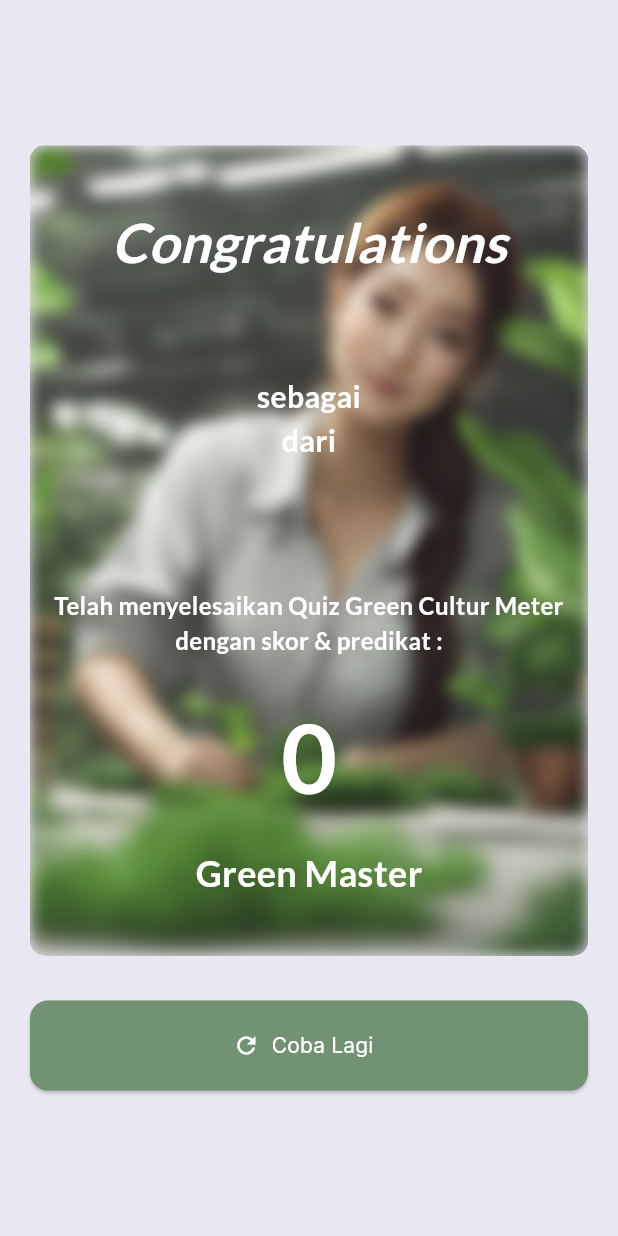
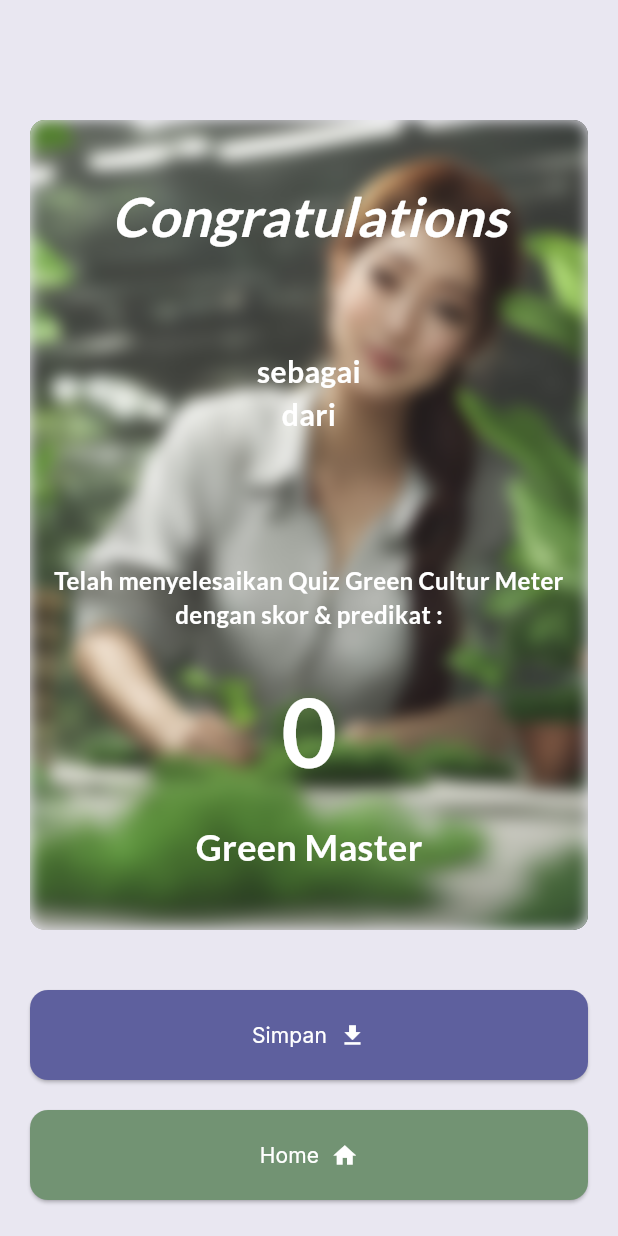
Before and after one commit to strayyouth666/Green-Culture-Meter, a Flutter app: the ScoreScreen screen opened directly with empty values, on a phone screen of 412 x 824 dp. Run offline on Flutter 3.47's test engine with Material 3 defaults, Android fonts, the light colour scheme and no system bars; our stand-ins replace flutter_svg, get, image_gallery_saver.

Commit message:
add button to save result

```diff
--- a/lib/screens/score/score_screen.dart
+++ b/lib/screens/score/score_screen.dart
@@ -1,26 +1,36 @@
-import 'dart:ui';
+import 'dart:typed_data';
+import 'dart:ui' as ui;
 
 import 'package:flutter/material.dart';
+import 'package:flutter/rendering.dart';
 import 'package:get/get.dart';
 import 'package:green_culture_meter/constants.dart';
 import 'package:green_culture_meter/controllers/data_controller.dart';
 import 'package:green_culture_meter/controllers/question_controller.dart';
 import 'package:green_culture_meter/screens/welcome/welcome_screen.dart';
+import 'package:image_gallery_saver/image_gallery_saver.dart';
 
-class ScoreScreen extends StatelessWidget {
-  final QuestionController questionController = Get.find<QuestionController>();
+class ScoreScreen extends StatefulWidget {
   final int totalPoints;
 
   ScoreScreen({Key? key, required this.totalPoints}) : super(key: key);
 
   @override
+  State<ScoreScreen> createState() => _ScoreScreenState();
+}
+
+class _ScoreScreenState extends State<ScoreScreen> {
+  final GlobalKey _globalKey = GlobalKey();
+  final QuestionController questionController = Get.find<QuestionController>();
+
+  @override
   Widget build(BuildContext context) {
-    double threshold = totalPoints / 3;
+    double threshold = widget.totalPoints / 3;
     String grade = '';
 
-    if (totalPoints >= threshold * 2) {
+    if (widget.totalPoints >= threshold * 2) {
       grade = 'Green Master';
-    } else if (totalPoints >= threshold) {
+    } else if (widget.totalPoints >= threshold) {
       grade = 'Green Learner';
     } else {
       grade = 'Green Newbie';
@@ -34,13 +44,18 @@ class ScoreScreen extends StatelessWidget {
         String nik = dataController.nik.value;
         return Scaffold(
           backgroundColor: const Color(0xFFE9E7F1),
-          body: Center(
+          body: SingleChildScrollView(
             child: Padding(
               padding: const EdgeInsets.all(20.0),
               child: Column(
                 mainAxisAlignment: MainAxisAlignment.center,
                 children: [
-                  SizedBox(
+                  const SizedBox(
+                    height: 60,
+                  ),
+                  RepaintBoundary(
+                    key: _globalKey,
+                    child: SizedBox(
                       width: double.infinity,
                       height: 540,
                       child: ClipRRect(
@@ -55,7 +70,8 @@ class ScoreScreen extends StatelessWidget {
                             ),
                             Positioned.fill(
                               child: BackdropFilter(
-                              filter: ImageFilter.blur(sigmaX: 5, sigmaY: 5),
+                                filter:
+                                    ui.ImageFilter.blur(sigmaX: 5, sigmaY: 5),
                                 child: Container(
                                   color: Colors.white.withOpacity(0),
                                 ),
@@ -63,8 +79,8 @@ class ScoreScreen extends StatelessWidget {
                             ),
                             Positioned.fill(
                               child: Padding(
-                              padding:
-                                  const EdgeInsets.all(kDefaultPadding * 0.75),
+                                padding: const EdgeInsets.all(
+                                    kDefaultPadding * 0.75),
                                 child: Column(
                                   mainAxisAlignment: MainAxisAlignment.center,
                                   children: [
@@ -143,7 +159,7 @@ class ScoreScreen extends StatelessWidget {
                                       height: 20,
                                     ),
                                     Text(
-                                    "$totalPoints",
+                                      "${widget.totalPoints}",
                                       style: const TextStyle(
                                         fontSize: 64.0,
                                         fontFamily: "Lato",
@@ -171,30 +187,68 @@ class ScoreScreen extends StatelessWidget {
                         ),
                       ),
                     ),
-                  const SizedBox(height: 30),
+                  ),
+                  const SizedBox(height: 40),
                   SizedBox(
                     height: 60,
                     width: double.infinity,
-                    child: ElevatedButton.icon(
+                    child: ElevatedButton(
                       onPressed: () {
-                        Get.to(WelcomeScreen());
+                        saveWidget();
                       },
-                      icon: const Icon(
-                        Icons.refresh,
-                        color: Colors.white,
+                      style: ElevatedButton.styleFrom(
+                        backgroundColor: const Color(0xFF5E609E),
+                        shape: RoundedRectangleBorder(
+                          borderRadius: BorderRadius.circular(12.0),
                         ),
-                      label: const Text(
-                        'Coba Lagi',
+                      ),
+                      child: const Row(
+                        mainAxisAlignment: MainAxisAlignment.center,
+                        children: [
+                          Text(
+                            'Simpan  ',
                             style: TextStyle(
                               color: Colors.white,
                               fontFamily: 'Inter',
                             ),
                           ),
+                          Icon(
+                            Icons.download,
+                            color: Colors.white,
+                          ),
+                        ],
+                      ),
+                    ),
+                  ),
+                  const SizedBox(height: 20),
+                  SizedBox(
+                    height: 60,
+                    width: double.infinity,
+                    child: ElevatedButton(
+                      onPressed: () {
+                        Get.offAll(WelcomeScreen());
+                      },
                       style: ElevatedButton.styleFrom(
                         backgroundColor: const Color(0xFF729373),
                         shape: RoundedRectangleBorder(
                           borderRadius: BorderRadius.circular(12.0),
                         ),
+                      ),
+                      child: const Row(
+                        mainAxisAlignment: MainAxisAlignment.center,
+                        children: [
+                          Text(
+                            'Home  ',
+                            style: TextStyle(
+                              color: Colors.white,
+                              fontFamily: 'Inter',
+                            ),
+                          ),
+                          Icon(
+                            Icons.home,
+                            color: Colors.white,
+                          ),
+                        ],
                       ),
                     ),
                   ),
@@ -206,4 +260,25 @@ class ScoreScreen extends StatelessWidget {
       },
     );
   }
+
+  Future<void> saveWidget() async {
+    try {
+      RenderRepaintBoundary boundary = _globalKey.currentContext!
+          .findRenderObject() as RenderRepaintBoundary;
+      ui.Image image = await boundary.toImage(pixelRatio: 3.0);
+      ByteData? byteData =
+          await image.toByteData(format: ui.ImageByteFormat.png);
+      Uint8List pngBytes = byteData!.buffer.asUint8List();
+
+      final result = await ImageGallerySaver.saveImage(pngBytes);
+
+      if (result['isSuccess']) {
+        print('Image saved to gallery');
+      } else {
+        print('Failed to save image to gallery');
       }
+    } catch (e) {
+      print('Error: $e');
+    }
+  }
+}
--- a/lib/screens/welcome/welcome_screen.dart
+++ b/lib/screens/welcome/welcome_screen.dart
@@ -45,7 +45,7 @@ class WelcomeScreen extends StatelessWidget {
                 ),
                 const Text.rich(
                   TextSpan(
-                    text: "Let's Play Quiz ",
+                    text: "  Let's Play Quiz ",
                     style: TextStyle(
                       fontFamily: 'Inter',
                       color: Colors.black,
@@ -69,7 +69,7 @@ class WelcomeScreen extends StatelessWidget {
                   height: 10,
                 ),
                 const Text(
-                  'Enter your information below',
+                  '  Enter your information below',
                   style: TextStyle(
                     fontFamily: 'Inter',
                     color: Colors.black,
--- a/pubspec.yaml
+++ b/pubspec.yaml
@@ -53,6 +53,7 @@ dependencies:
 
   flutter:
     sdk: flutter
+  image_gallery_saver: ^2.0.3
 
 dev_dependencies:
   flutter_lints: ^2.0.0
```
Also changed, not shown: pubspec.lock. Lines whose indentation alone changed are shown as unchanged.
